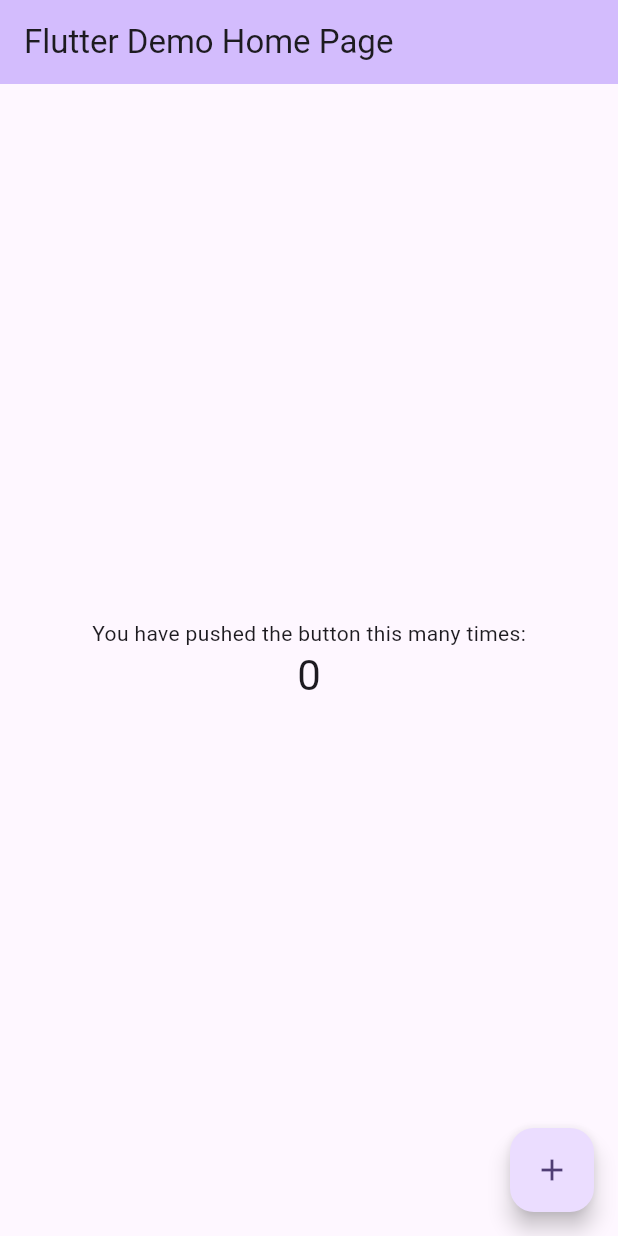
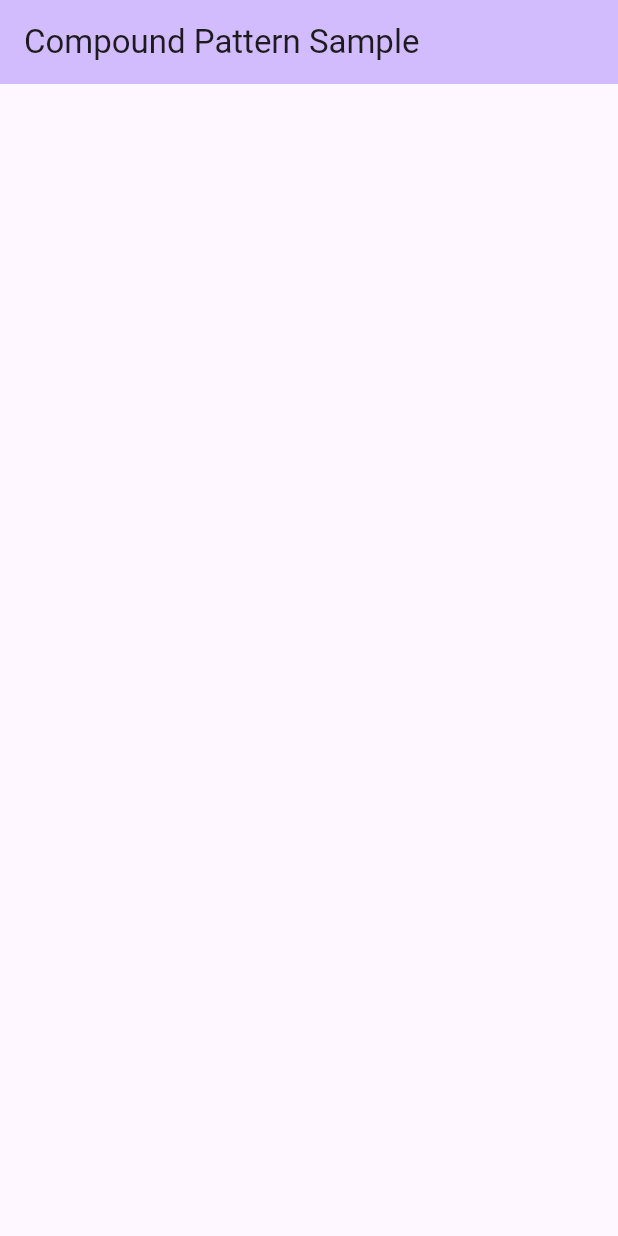
Before and after one commit to takashi0602/compound_pattern_sample, a Flutter app: the screen it shows after launch, on a phone screen of 412 x 824 dp. Run offline on Flutter 3.47's test engine with Material 3 defaults, Android fonts, the phone set to English and light mode, and no system bars.

Commit message:
refactor: コメントの削除やMyHomePageの修正

```diff
--- a/lib/main.dart
+++ b/lib/main.dart
@@ -7,116 +7,31 @@ void main() {
 class MyApp extends StatelessWidget {
   const MyApp({super.key});
 
-  // This widget is the root of your application.
   @override
   Widget build(BuildContext context) {
     return MaterialApp(
-      title: 'Flutter Demo',
+      title: 'Compound Pattern Sample',
       theme: ThemeData(
-        // This is the theme of your application.
-        //
-        // TRY THIS: Try running your application with "flutter run". You'll see
-        // the application has a purple toolbar. Then, without quitting the app,
-        // try changing the seedColor in the colorScheme below to Colors.green
-        // and then invoke "hot reload" (save your changes or press the "hot
-        // reload" button in a Flutter-supported IDE, or press "r" if you used
-        // the command line to start the app).
-        //
-        // Notice that the counter didn't reset back to zero; the application
-        // state is not lost during the reload. To reset the state, use hot
-        // restart instead.
-        //
-        // This works for code too, not just values: Most code changes can be
-        // tested with just a hot reload.
         colorScheme: ColorScheme.fromSeed(seedColor: Colors.deepPurple),
       ),
-      home: const MyHomePage(title: 'Flutter Demo Home Page'),
+      home: const MyHomePage(),
     );
   }
 }
 
-class MyHomePage extends StatefulWidget {
-  const MyHomePage({super.key, required this.title});
-
-  // This widget is the home page of your application. It is stateful, meaning
-  // that it has a State object (defined below) that contains fields that affect
-  // how it looks.
-
-  // This class is the configuration for the state. It holds the values (in this
-  // case the title) provided by the parent (in this case the App widget) and
-  // used by the build method of the State. Fields in a Widget subclass are
-  // always marked "final".
-
-  final String title;
-
-  @override
-  State<MyHomePage> createState() => _MyHomePageState();
-}
-
-class _MyHomePageState extends State<MyHomePage> {
-  int _counter = 0;
-
-  void _incrementCounter() {
-    setState(() {
-      // This call to setState tells the Flutter framework that something has
-      // changed in this State, which causes it to rerun the build method below
-      // so that the display can reflect the updated values. If we changed
-      // _counter without calling setState(), then the build method would not be
-      // called again, and so nothing would appear to happen.
-      _counter++;
-    });
-  }
+class MyHomePage extends StatelessWidget {
+  const MyHomePage({super.key});
 
   @override
   Widget build(BuildContext context) {
-    // This method is rerun every time setState is called, for instance as done
-    // by the _incrementCounter method above.
-    //
-    // The Flutter framework has been optimized to make rerunning build methods
-    // fast, so that you can just rebuild anything that needs updating rather
-    // than having to individually change instances of widgets.
     return Scaffold(
       appBar: AppBar(
-        // TRY THIS: Try changing the color here to a specific color (to
-        // Colors.amber, perhaps?) and trigger a hot reload to see the AppBar
-        // change color while the other colors stay the same.
         backgroundColor: Theme.of(context).colorScheme.inversePrimary,
-        // Here we take the value from the MyHomePage object that was created by
-        // the App.build method, and use it to set our appbar title.
-        title: Text(widget.title),
+        title: const Text('Compound Pattern Sample'),
       ),
-      body: Center(
-        // Center is a layout widget. It takes a single child and positions it
-        // in the middle of the parent.
-        child: Column(
-          // Column is also a layout widget. It takes a list of children and
-          // arranges them vertically. By default, it sizes itself to fit its
-          // children horizontally, and tries to be as tall as its parent.
-          //
-          // Column has various properties to control how it sizes itself and
-          // how it positions its children. Here we use mainAxisAlignment to
-          // center the children vertically; the main axis here is the vertical
-          // axis because Columns are vertical (the cross axis would be
-          // horizontal).
-          //
-          // TRY THIS: Invoke "debug painting" (choose the "Toggle Debug Paint"
-          // action in the IDE, or press "p" in the console), to see the
-          // wireframe for each widget.
-          mainAxisAlignment: MainAxisAlignment.center,
-          children: <Widget>[
-            const Text('You have pushed the button this many times:'),
-            Text(
-              '$_counter',
-              style: Theme.of(context).textTheme.headlineMedium,
-            ),
-          ],
-        ),
+      body: Padding(
+        padding: const EdgeInsets.symmetric(vertical: 32, horizontal: 16),
       ),
-      floatingActionButton: FloatingActionButton(
-        onPressed: _incrementCounter,
-        tooltip: 'Increment',
-        child: const Icon(Icons.add),
-      ), // This trailing comma makes auto-formatting nicer for build methods.
     );
   }
 }
```
